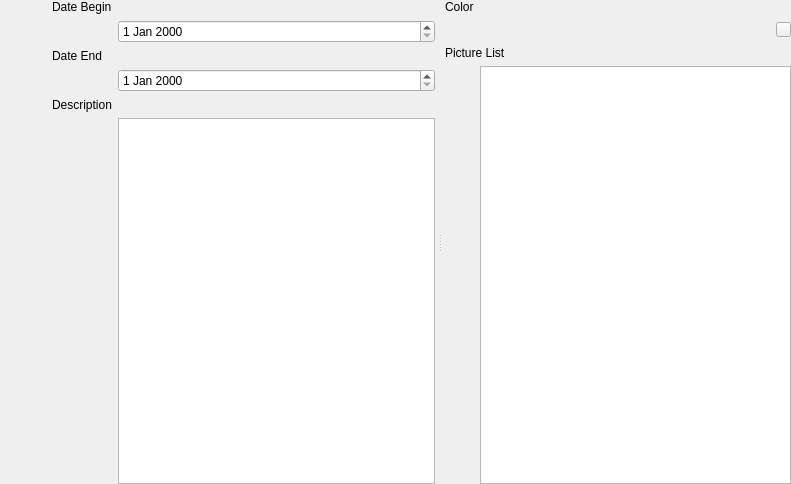
Old version of the form Ui_ModuleEventEdit.ui in the repository Holence/LifeTimeline.
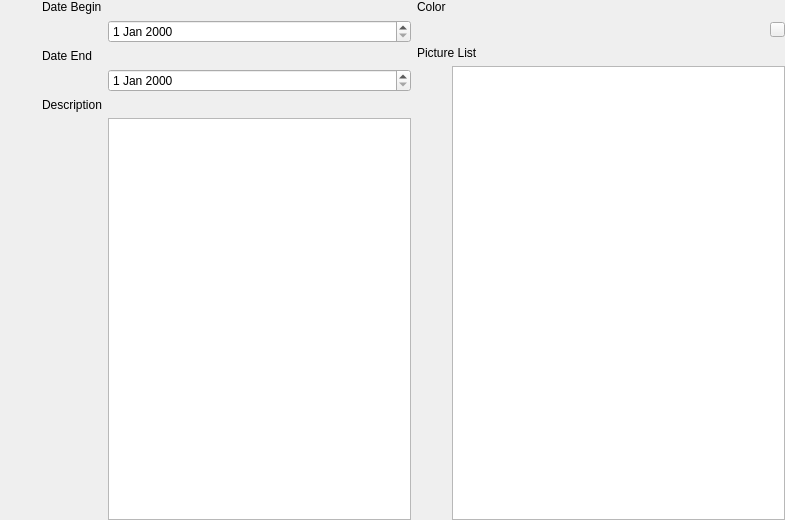
New version of the form.

The edit to the form file:
```diff
--- a/Ui_ModuleEventEdit.ui
+++ b/Ui_ModuleEventEdit.ui
@@ -6,19 +6,16 @@
    <rect>
     <x>0</x>
     <y>0</y>
-    <width>791</width>
-    <height>484</height>
+    <width>785</width>
+    <height>520</height>
    </rect>
   </property>
   <property name="windowTitle">
    <string>EventEdit</string>
   </property>
-  <layout class="QVBoxLayout" name="verticalLayout">
-   <property name="spacing">
-    <number>0</number>
-   </property>
+  <layout class="QHBoxLayout" name="horizontalLayout_2">
    <property name="leftMargin">
-    <number>52</number>
+    <number>42</number>
    </property>
    <property name="topMargin">
     <number>0</number>
@@ -30,17 +27,6 @@
     <number>0</number>
    </property>
    <item>
-    <widget class="QSplitter" name="splitter">
-     <property name="orientation">
-      <enum>Qt::Horizontal</enum>
-     </property>
-     <property name="handleWidth">
-      <number>10</number>
-     </property>
-     <property name="childrenCollapsible">
-      <bool>false</bool>
-     </property>
-     <widget class="QWidget" name="layoutWidget_2">
       <layout class="QGridLayout" name="gridLayout_2">
        <property name="spacing">
         <number>6</number>
@@ -76,8 +62,8 @@
         <widget class="QPlainTextEdit" name="plainTextEdit"/>
        </item>
       </layout>
-     </widget>
-     <widget class="QWidget" name="layoutWidget_3">
+   </item>
+   <item>
       <layout class="QGridLayout" name="gridLayout">
        <item row="0" column="0">
         <widget class="QLabel" name="label_4">
@@ -136,8 +122,6 @@
         <widget class="QListWidget" name="listWidget"/>
        </item>
       </layout>
-     </widget>
-    </widget>
    </item>
   </layout>
  </widget>
```
Lines whose indentation alone changed are shown as unchanged.
